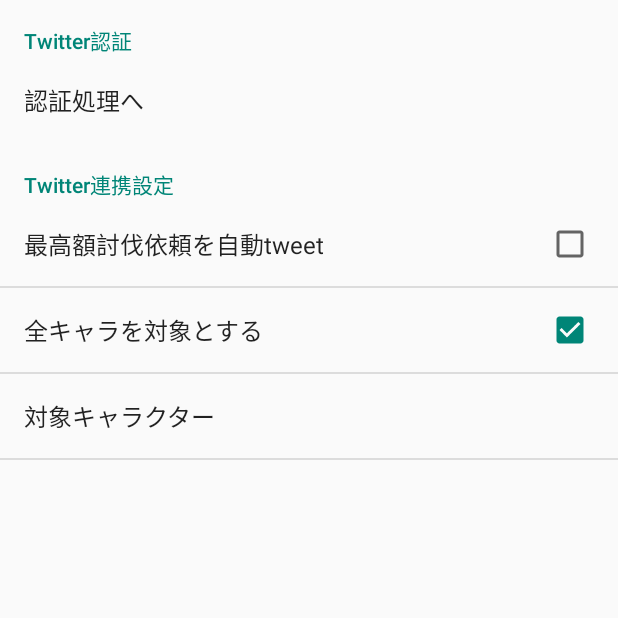
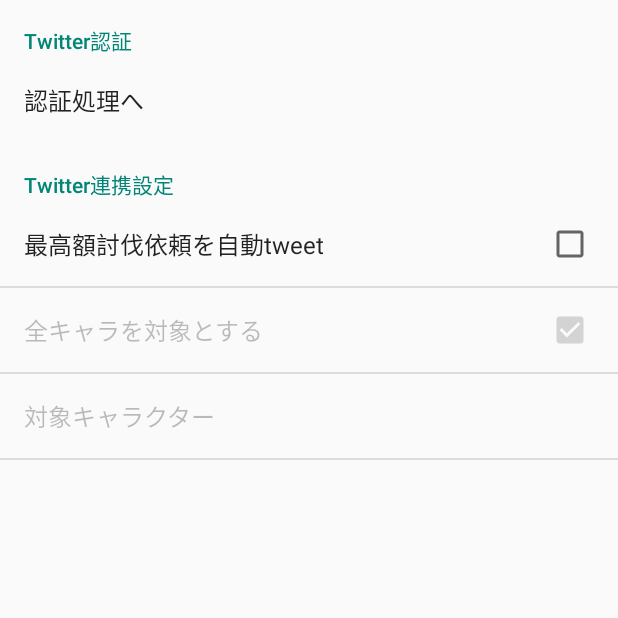
Before and after one commit to yukihane/dq10don, an Android app: the SettingsActivity screen opened directly, with no data from a screen before it, after a tap on "最高額討伐依頼を自動tweet", on a phone screen of 412 x 824 dp, the top half of it. Run offline under Robolectric (Android 15) with nearby library versions, the phone set to English and light mode, and no system bars.

Commit message:
依存関係を設定

```diff
--- a/app/src/main/res/xml/pref_twitter.xml
+++ b/app/src/main/res/xml/pref_twitter.xml
@@ -15,14 +15,18 @@
     <CheckBoxPreference
       android:defaultValue="true"
       android:key="tweet_tobatsu"
-      android:title="最高額討伐依頼を自動tweet"/>
+      android:title="最高額討伐依頼を自動tweet"
+      android:disableDependentsState="false"/>
     <CheckBoxPreference
       android:defaultValue="true"
       android:key="tweet_tobatsu_all_characters"
-      android:title="全キャラを対象とする"/>
+      android:title="全キャラを対象とする"
+      android:dependency="tweet_tobatsu"
+      android:disableDependentsState="true"/>
 
     <PreferenceScreen
-      android:title="対象キャラクター">
+      android:title="対象キャラクター"
+      android:dependency="tweet_tobatsu_all_characters">
       <intent
         android:action="android.intent.action.VIEW"
         android:targetClass="yukihane.dq10don.settings.view.CharaSelectActivity"
```
